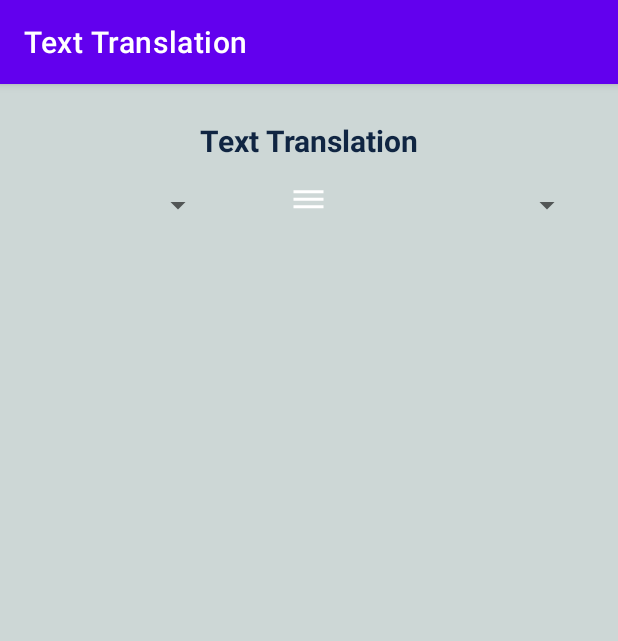
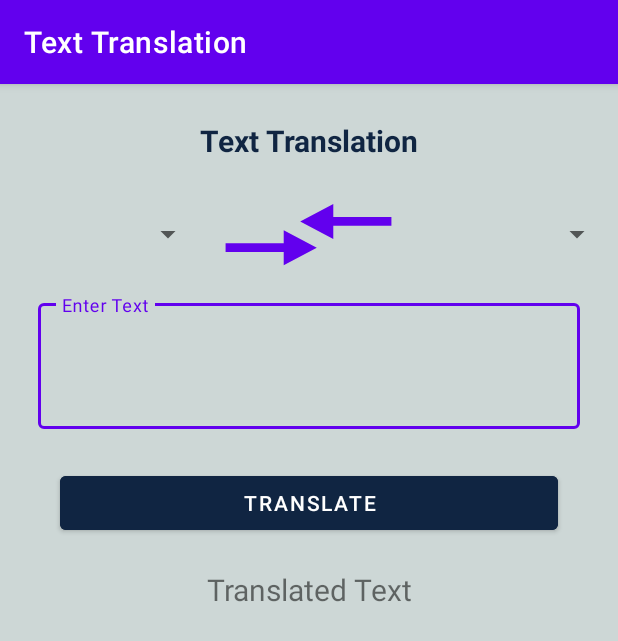
Before and after one commit to DerisO22/Android-Translation-App, an Android app: the screen it shows after launch (textActivity), after a tap on "TEXT TRANSLATOR", on a phone screen of 412 x 824 dp. Shown: the top 641 px of the screen. Run offline under Robolectric (Android 15) with nearby library versions, the phone set to English and light mode, and no system bars.

Commit message:
Text Page Commit:)

```diff
--- a/app/src/main/java/com/example/translationappandroid/homeActivity.java
+++ b/app/src/main/java/com/example/translationappandroid/homeActivity.java
@@ -5,7 +5,6 @@ import android.os.Bundle;
 import android.view.MotionEvent;
 import android.view.View;
 import android.widget.Button;
-import android.view.MotionEvent;
 
 import androidx.appcompat.app.AppCompatActivity;
 
@@ -21,7 +20,7 @@ public class homeActivity extends AppCompatActivity {
     @Override
     protected void onCreate(Bundle savedInstanceState) {
         super.onCreate(savedInstanceState);
-        setContentView(R.layout.activity_main);
+        setContentView(R.layout.activity_home);
         setTitle("Translation App");
 
         //Navigate Between Windows From Home Page
--- a/app/src/main/java/com/example/translationappandroid/textActivity.java
+++ b/app/src/main/java/com/example/translationappandroid/textActivity.java
@@ -5,15 +5,50 @@ import androidx.appcompat.app.AppCompatActivity;
 import android.content.Intent;
 import android.os.Bundle;
 import android.view.MotionEvent;
+import android.view.View;
+import android.widget.AdapterView;
+import android.widget.Spinner;
+import android.widget.TextView;
+
+import com.google.android.material.button.MaterialButton;
+import com.google.android.material.textfield.TextInputEditText;
 
 public class textActivity extends AppCompatActivity {
 
     float x1,x2,y1,y2;
+
+    private Spinner fromSpinner, toSpinner;
+    private TextInputEditText sourceEdt;
+    private MaterialButton translateBtn;
+    private TextView translatedText;
+    String[] fromLanguages = {"From", "English", "German"};
+    String[] toLanguages = {"To", "English", "German"};
+
+    private static final int REQUEST_PERMISSION_CODE = 1;
+    int languageCode, fromLangaugeCode, toLangaugeCode = 0;
     @Override
     protected void onCreate(Bundle savedInstanceState) {
         super.onCreate(savedInstanceState);
-        setContentView(R.layout.activity_main2);
+        setContentView(R.layout.activity_text);
         setTitle("Text Translation");
+
+        fromSpinner = findViewById(R.id.firstLangMenu);
+        toSpinner = findViewById(R.id.secondLangMenu);
+        sourceEdt = findViewById(R.id.idEdtSource);
+        translateBtn = findViewById(R.id.idBtnTranslate);
+        translatedText = findViewById(R.id.idTranslatedText);
+
+        fromSpinner.setOnItemSelectedListener(new AdapterView.OnItemSelectedListener(){
+            @Override
+            public void onItemSelected(AdapterView<?> parent, View view, int position, long id) {
+                //fromLangaugeCode = getLangaugeCode(fromLanguages[position]);
+            }
+
+            @Override
+            public void onNothingSelected(AdapterView<?> parent) {
+
+            }
+        });
     }
 
     //Swipe Window Right
--- /dev/null
+++ b/app/src/main/res/drawable/baseline_compare_arrows_24.xml
@@ -0,0 +1,5 @@
+<vector android:autoMirrored="true" android:height="24dp"
+    android:tint="#FA8080" android:viewportHeight="24"
+    android:viewportWidth="24" android:width="10dp" xmlns:android="http://schemas.android.com/apk/res/android">
+    <path android:fillColor="@android:color/white" android:pathData="M9.01,14H2v2h7.01v3L13,15l-3.99,-4V14zM14.99,13v-3H22V8h-7.01V5L11,9L14.99,13z"/>
+</vector>
--- a/app/src/main/res/layout/activity_main2.xml
+++ /dev/null
@@ -1,64 +0,0 @@
-<?xml version="1.0" encoding="utf-8"?>
-<LinearLayout xmlns:android="http://schemas.android.com/apk/res/android"
-    xmlns:app="http://schemas.android.com/apk/res/android"
-    xmlns:tools="http://schemas.android.com/tools"
-    android:layout_width="match_parent"
-    android:orientation="vertical"
-    android:background="@color/plat"
-    android:layout_height="match_parent"
-    tools:context=".homeActivity"
-    tools:ignore="NamespaceTypo">
-
-    <TextView
-        android:layout_width="match_parent"
-        android:layout_height="wrap_content"
-        android:text="Text Translation"
-        android:textAlignment="center"
-        android:layout_marginTop="20dp"
-        android:textSize="20sp"
-        android:textColor="@color/teal"
-        android:gravity="center"
-        android:textStyle="bold"
-        android:padding="4dp">
-    </TextView>
-
-    <LinearLayout
-        android:layout_width="match_parent"
-        android:layout_height="wrap_content"
-        android:orientation="horizontal"
-        android:weightSum="3"
-        android:layout_marginStart="20dp"
-        android:layout_marginEnd="20dp"
-        android:layout_marginTop="10dp">
-
-        <Spinner
-            android:layout_width="0dp"
-            android:layout_height="wrap_content"
-            android:layout_weight="1"
-            android:id="@+id/idFromSpinner"
-            android:layout_margin="3dp"
-            android:gravity="center"
-            android:padding="3dp"
-            />
-
-        <ImageView
-            android:layout_width="0dp"
-            android:layout_height="wrap_content"
-            android:layout_weight="1"
-            android:src="@drawable/baseline_dehaze_24"
-            app:tint="@color/white"
-            android:layout_gravity="left"
-            tools:ignore="UseAppTint" />
-
-        <Spinner
-            android:layout_width="0dp"
-            android:layout_height="wrap_content"
-            android:layout_weight="1"
-            android:layout_margin="3dp"
-            android:gravity="center"
-            android:padding="3dp" />
-
-
-    </LinearLayout>
-
-</LinearLayout>
--- /dev/null
+++ b/app/src/main/res/layout/activity_text.xml
@@ -0,0 +1,108 @@
+<?xml version="1.0" encoding="utf-8"?>
+<LinearLayout xmlns:android="http://schemas.android.com/apk/res/android"
+    xmlns:app="http://schemas.android.com/apk/res/android"
+    xmlns:tools="http://schemas.android.com/tools"
+    android:layout_width="match_parent"
+    android:orientation="vertical"
+    android:background="@color/plat"
+    android:layout_height="match_parent"
+    tools:context=".homeActivity"
+    tools:ignore="NamespaceTypo">
+
+    <TextView
+        android:layout_width="match_parent"
+        android:layout_height="wrap_content"
+        android:text="Text Translation"
+        android:textAlignment="center"
+        android:layout_marginTop="20dp"
+        android:textSize="20sp"
+        android:textColor="@color/teal"
+        android:gravity="center"
+        android:textStyle="bold"
+        android:padding="4dp">
+    </TextView>
+
+    <LinearLayout
+        android:layout_width="match_parent"
+        android:layout_height="wrap_content"
+        android:orientation="horizontal"
+        android:weightSum="3"
+        android:gravity="center"
+        android:layout_marginTop="10dp">
+
+        <Spinner
+            android:id="@+id/firstLangMenu"
+            android:layout_width="0dp"
+            android:layout_height="wrap_content"
+            android:layout_weight="1"
+            android:layout_margin="3dp"
+            android:gravity="center"
+            android:padding="3dp"
+            />
+
+        <Button
+            android:layout_width="0dp"
+            android:layout_height="70dp"
+            android:layout_weight="1"
+            android:background="@drawable/baseline_compare_arrows_24"
+            app:tint="@color/white"
+            android:layout_gravity="center"
+            tools:ignore="UseAppTint" />
+
+        <Spinner
+            android:id="@+id/secondLangMenu"
+            android:layout_width="0dp"
+            android:layout_height="wrap_content"
+            android:layout_weight="1"
+            android:layout_margin="3dp"
+            android:gravity="center"
+            android:padding="3dp" />
+
+    </LinearLayout>
+
+        <com.google.android.material.textfield.TextInputLayout
+            android:layout_width="match_parent"
+            android:layout_height="100dp"
+            android:layout_marginStart="20dp"
+            android:layout_marginEnd="20dp"
+            android:gravity="center"
+            style="@style/Widget.MaterialComponents.TextInputLayout.OutlinedBox"
+            android:hint="Enter Text"
+            android:padding="5dp"
+            android:textColorHint="#000000">
+
+            <com.google.android.material.textfield.TextInputEditText
+            android:id="@+id/idEdtSource"
+            android:layout_width="match_parent"
+            android:layout_height="match_parent"
+            android:ems="10"
+            android:importantForAutofill="no"
+            android:inputType="textImeMultiLine|textMultiLine"
+            android:textColor="@color/white"
+            android:textColorHint="@color/white"
+            android:textSize="14sp"/>
+
+    </com.google.android.material.textfield.TextInputLayout>
+
+    <com.google.android.material.button.MaterialButton
+        android:id="@+id/idBtnTranslate"
+        android:layout_width="match_parent"
+        android:layout_height="wrap_content"
+        android:layout_gravity="center"
+        android:text="Translate"
+        android:layout_marginTop="20dp"
+        android:layout_marginStart="40dp"
+        android:layout_marginEnd="40dp"
+        android:backgroundTint="@color/teal"/>
+
+    <TextView
+        android:id="@+id/idTranslatedText"
+        android:layout_width="match_parent"
+        android:layout_height="wrap_content"
+        android:text="Translated Text"
+        android:layout_marginStart="20dp"
+        android:layout_marginEnd="20dp"
+        android:layout_marginTop="20dp"
+        android:textSize="20sp"
+        android:textAlignment="center"/>
+</LinearLayout>
```
Also changed, not shown: app/src/main/res/layout/activity_home.xml (renamed from app/src/main/res/layout/activity_main.xml).
